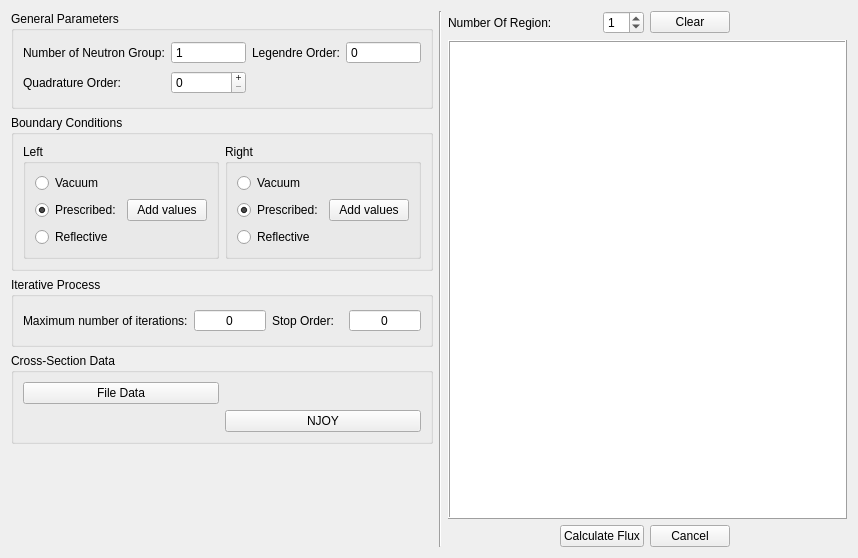
This is Interface/CalFluxNeutron/RegionInputData.ui in simasvidalino/NeutronFluxCalculation as Qt 5 draws it before an edit. The edited form follows.
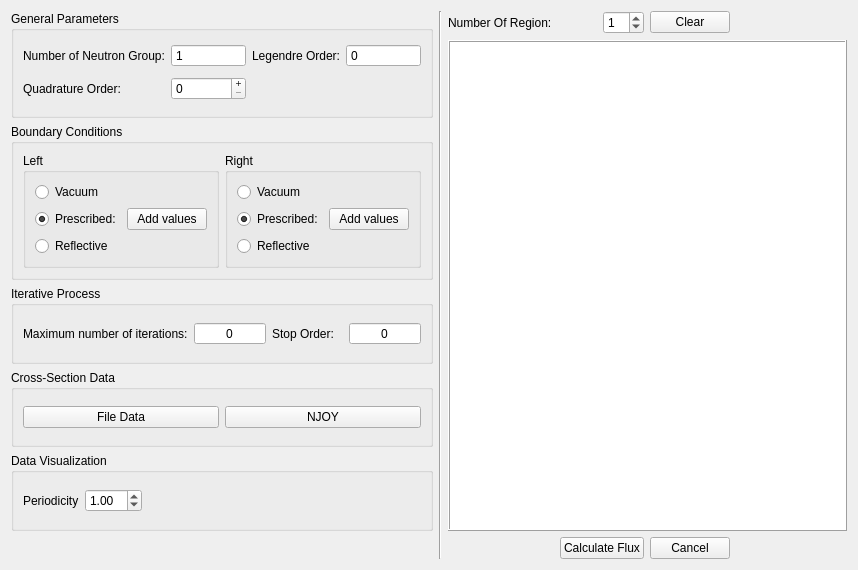
This is the edited form.

Commit message:
SCRUM-52: deat: Remove periodicity spin box from Data Visualization
We need to have this value when "run" and not after running.

```diff
--- a/Interface/CalFluxNeutron/RegionInputData.ui
+++ b/Interface/CalFluxNeutron/RegionInputData.ui
@@ -7,7 +7,7 @@
     <x>0</x>
     <y>0</y>
     <width>858</width>
-    <height>558</height>
+    <height>570</height>
    </rect>
   </property>
   <property name="windowTitle">
@@ -99,7 +99,7 @@
         </property>
        </widget>
       </item>
-      <item row="1" column="1">
+      <item row="0" column="1">
        <widget class="QPushButton" name="pushButtonNJOY">
         <property name="text">
          <string>NJOY</string>
@@ -373,6 +373,42 @@
      </property>
     </widget>
    </item>
+   <item row="5" column="0">
+    <widget class="QGroupBox" name="groupBox">
+     <property name="title">
+      <string>Data Visualization</string>
+     </property>
+     <layout class="QGridLayout" name="gridLayout_3">
+      <item row="0" column="0">
+       <widget class="QLabel" name="labelPeriodicity">
+        <property name="text">
+         <string>Periodicity</string>
+        </property>
+       </widget>
+      </item>
+      <item row="0" column="1">
+       <widget class="QDoubleSpinBox" name="doubleSpinBoxPeriodicity">
+        <property name="value">
+         <double>1.000000000000000</double>
+        </property>
+       </widget>
+      </item>
+      <item row="0" column="2">
+       <spacer name="horizontalSpacer_3">
+        <property name="orientation">
+         <enum>Qt::Orientation::Horizontal</enum>
+        </property>
+        <property name="sizeHint" stdset="0">
+         <size>
+          <width>40</width>
+          <height>20</height>
+         </size>
+        </property>
+       </spacer>
+      </item>
+     </layout>
+    </widget>
+   </item>
   </layout>
  </widget>
  <resources/>
```
Left out of the diff: 2 changed lines with no effect on the pictures. The commit also changes 4 other files.
